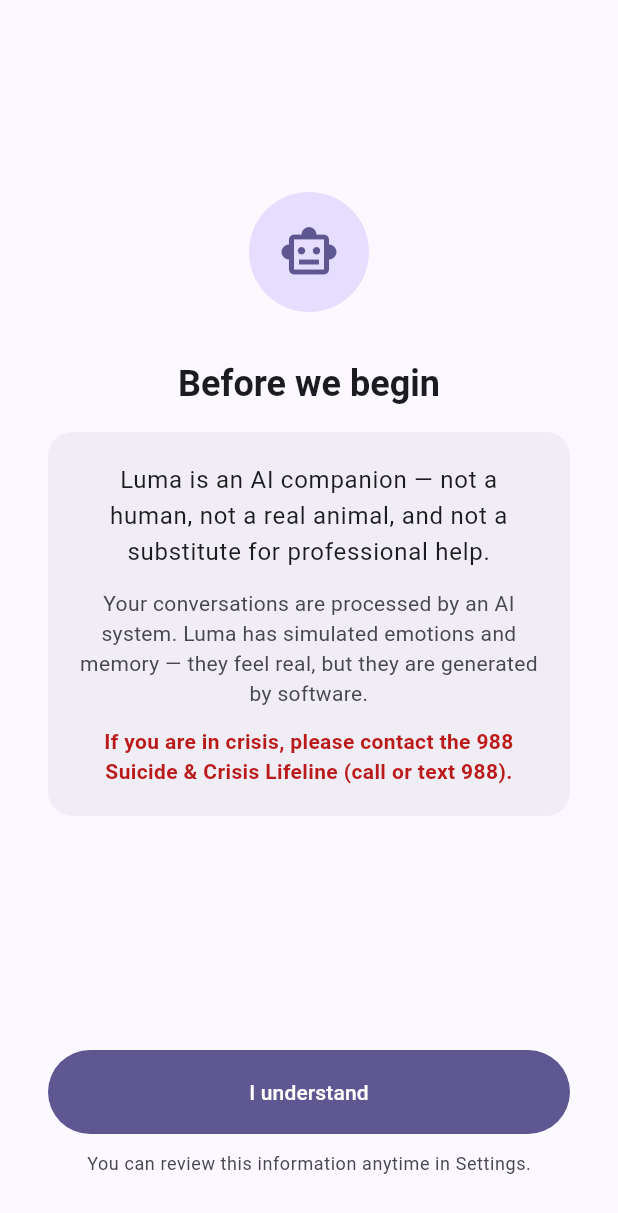
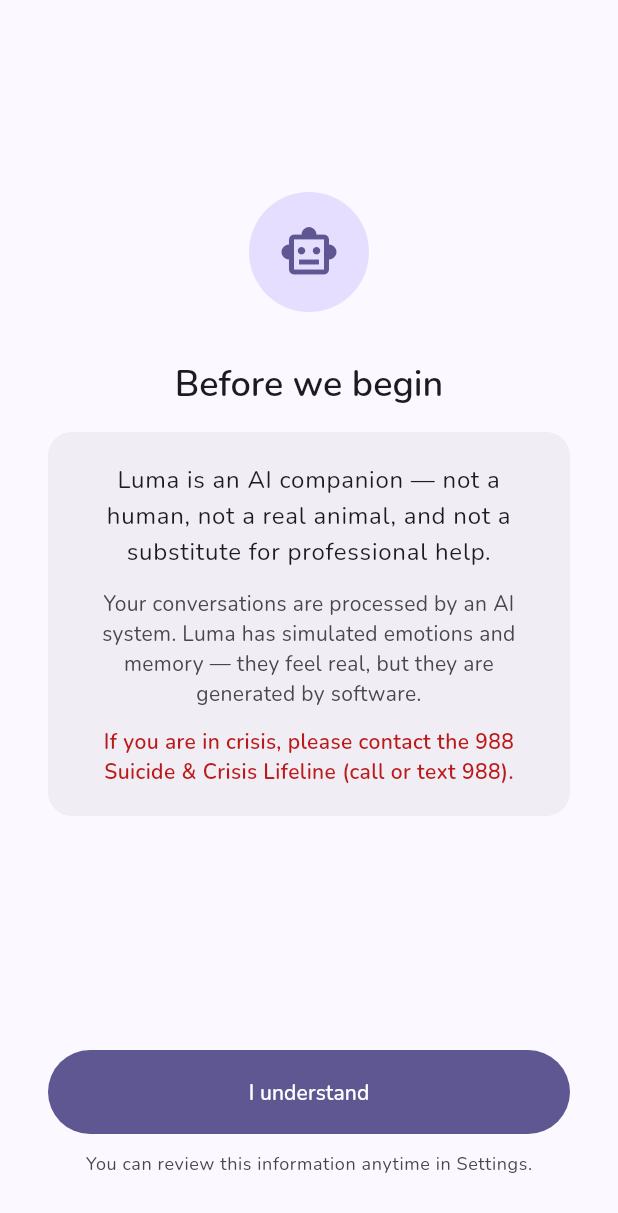
Before and after one commit to AIPetLuma/luma, a Flutter app: the screen it shows after launch, on a phone screen of 412 x 824 dp. Shown: the top 1213 px of the screen. Run offline on Flutter 3.47's test engine with Material 3 defaults, Android fonts, the phone set to English and light mode, and no system bars; drawn by our look-alikes of flutter_animate; our stand-ins replace dio, firebase_core, flutter_local_notifications, flutter_riverpod, flutter_secure_storage, google_fonts and 2 more; missing offline and left inert: mixpanel_flutter, workmanager; accounts and stored records are empty; statements that could not run were skipped.

Commit message:
feat: Phase F — UX enhancements (fonts, animations, Supabase backup, i18n, dark theme)
- Google Fonts: apply Nunito globally via GoogleFonts.nunitoTextTheme
- flutter_animate: entrance animations on onboarding (icon scale, staggered
  cards), name screen (breathing egg), home screen (avatar bounce, fade-in)
- Supabase: BackupService with backup/restore/list, Settings backup button
  (only shown when SUPABASE_URL configured), graceful degradation
- i18n: L10n class + L10nDelegate covering all user-facing strings (en/zh),
  wired into AiDisclosureScreen, HomeScreen, AppRouter loading screen
- Dark theme: custom ColorScheme overrides (deep purple surface, soft
  lavender primary, blue secondary, pink tertiary)

https://claude.ai/code/session_01UeiW9FinZx2tq9ad8ZgkyU

```diff
--- a/app/lib/app.dart
+++ b/app/lib/app.dart
@@ -1,26 +1,67 @@
 import 'package:flutter/material.dart';
+import 'package:flutter_localizations/flutter_localizations.dart';
+import 'package:google_fonts/google_fonts.dart';
 import 'router/app_router.dart';
+import 'shared/l10n.dart';
 
 /// Root widget with Material 3 theming.
 class LumaApp extends StatelessWidget {
   const LumaApp({super.key});
 
+  static const _seed = Color(0xFF6B4EFF);
+
   @override
   Widget build(BuildContext context) {
+    final lightScheme = ColorScheme.fromSeed(
+      seedColor: _seed,
+      brightness: Brightness.light,
+    );
+    final darkScheme = ColorScheme.fromSeed(
+      seedColor: _seed,
+      brightness: Brightness.dark,
+      surface: const Color(0xFF121218),
+      onSurface: const Color(0xFFE4E1E9),
+      surfaceContainerHighest: const Color(0xFF2A2831),
+      primary: const Color(0xFFB8A5FF),
+      onPrimary: const Color(0xFF1E0F47),
+      primaryContainer: const Color(0xFF3D2D6B),
+      secondary: const Color(0xFF9ECAFF),
+      tertiary: const Color(0xFFE8B4F8),
+    );
+
     return MaterialApp(
       title: 'Luma',
       debugShowCheckedModeBanner: false,
-      theme: ThemeData(
-        colorSchemeSeed: const Color(0xFF6B4EFF),
-        useMaterial3: true,
-        brightness: Brightness.light,
-      ),
-      darkTheme: ThemeData(
-        colorSchemeSeed: const Color(0xFF6B4EFF),
-        useMaterial3: true,
-        brightness: Brightness.dark,
-      ),
+      // i18n: English + Chinese
+      supportedLocales: L10n.supportedLocales,
+      localizationsDelegates: const [
+        L10nDelegate(),
+        GlobalMaterialLocalizations.delegate,
+        GlobalWidgetsLocalizations.delegate,
+        GlobalCupertinoLocalizations.delegate,
+      ],
+      theme: _buildTheme(lightScheme, Brightness.light),
+      darkTheme: _buildTheme(darkScheme, Brightness.dark),
       home: const AppRouter(),
     );
   }
+
+  ThemeData _buildTheme(ColorScheme scheme, Brightness brightness) {
+    final base = ThemeData(
+      colorScheme: scheme,
+      useMaterial3: true,
+      brightness: brightness,
+    );
+
+    return base.copyWith(
+      textTheme: GoogleFonts.nunitoTextTheme(base.textTheme),
+      appBarTheme: base.appBarTheme.copyWith(
+        titleTextStyle: GoogleFonts.nunito(
+          fontSize: 20,
+          fontWeight: FontWeight.w600,
+          color: scheme.onSurface,
+        ),
+      ),
+    );
+  }
 }
--- a/app/lib/features/onboarding/ai_disclosure_screen.dart
+++ b/app/lib/features/onboarding/ai_disclosure_screen.dart
@@ -1,6 +1,8 @@
 import 'package:flutter/material.dart';
+import 'package:flutter_animate/flutter_animate.dart';
 import '../../core/safety/audit_logger.dart';
 import '../../data/remote/analytics_client.dart';
+import '../../shared/l10n.dart';
 
 /// First screen every user sees — legally required AI identity disclosure.
 ///
@@ -14,6 +16,7 @@ class AiDisclosureScreen extends StatelessWidget {
   @override
   Widget build(BuildContext context) {
     final theme = Theme.of(context);
+    final t = L10n.of(context);
 
     return Scaffold(
       body: SafeArea(
@@ -36,16 +39,22 @@ class AiDisclosureScreen extends StatelessWidget {
                   size: 40,
                   color: theme.colorScheme.primary,
                 ),
-              ),
+              )
+                  .animate()
+                  .fadeIn(duration: 600.ms)
+                  .scale(begin: const Offset(0.8, 0.8), duration: 600.ms),
               const SizedBox(height: 32),
 
               // Title
               Text(
-                'Before we begin',
+                t.beforeWeBegin,
                 style: theme.textTheme.headlineSmall?.copyWith(
                   fontWeight: FontWeight.w600,
                 ),
-              ),
+              )
+                  .animate()
+                  .fadeIn(delay: 200.ms, duration: 500.ms)
+                  .slideY(begin: 0.2, end: 0, delay: 200.ms, duration: 500.ms),
               const SizedBox(height: 16),
 
               // Disclosure text
@@ -59,17 +68,13 @@ class AiDisclosureScreen extends StatelessWidget {
                 child: Column(
                   children: [
                     Text(
-                      'Luma is an AI companion — not a human, '
-                      'not a real animal, and not a substitute for '
-                      'professional help.',
+                      t.disclosureMain,
                       style: theme.textTheme.bodyLarge,
                       textAlign: TextAlign.center,
                     ),
                     const SizedBox(height: 12),
                     Text(
-                      'Your conversations are processed by an AI system. '
-                      'Luma has simulated emotions and memory — they feel '
-                      'real, but they are generated by software.',
+                      t.disclosureDetail,
                       style: theme.textTheme.bodyMedium?.copyWith(
                         color: theme.colorScheme.onSurfaceVariant,
                       ),
@@ -77,8 +82,7 @@ class AiDisclosureScreen extends StatelessWidget {
                     ),
                     const SizedBox(height: 12),
                     Text(
-                      'If you are in crisis, please contact the '
-                      '988 Suicide & Crisis Lifeline (call or text 988).',
+                      t.disclosureCrisis,
                       style: theme.textTheme.bodyMedium?.copyWith(
                         fontWeight: FontWeight.w600,
                         color: theme.colorScheme.error,
@@ -87,11 +91,16 @@ class AiDisclosureScreen extends StatelessWidget {
                     ),
                   ],
                 ),
-              ),
+              )
+                  .animate()
+                  .fadeIn(delay: 400.ms, duration: 500.ms)
+                  .slideY(begin: 0.15, end: 0, delay: 400.ms, duration: 500.ms),
 
               const Spacer(flex: 3),
 
               // Accept button
+              Column(
+                children: [
                   SizedBox(
                     width: double.infinity,
                     height: 56,
@@ -104,16 +113,20 @@ class AiDisclosureScreen extends StatelessWidget {
                             .aiDisclosureShown(location: 'onboarding');
                         onAccepted();
                       },
-                  child: const Text('I understand'),
+                      child: Text(t.iUnderstand),
                     ),
                   ),
                   const SizedBox(height: 12),
                   Text(
-                'You can review this information anytime in Settings.',
+                    t.reviewInSettings,
                     style: theme.textTheme.bodySmall?.copyWith(
                       color: theme.colorScheme.onSurfaceVariant,
                     ),
                   ),
+                ],
+              )
+                  .animate()
+                  .fadeIn(delay: 700.ms, duration: 500.ms),
               const SizedBox(height: 16),
             ],
           ),
--- a/app/lib/router/app_router.dart
+++ b/app/lib/router/app_router.dart
@@ -12,6 +12,7 @@ import '../core/identity/pet_identity.dart';
 import '../data/local/secure_storage.dart';
 import '../data/remote/analytics_client.dart';
 import '../shared/constants.dart';
+import '../shared/l10n.dart';
 import '../features/chat/chat_controller.dart' as ctrl;
 
 /// Top-level router that decides which screen to show based on app state.
@@ -258,7 +259,7 @@ class _LoadingScreen extends StatelessWidget {
             const CircularProgressIndicator(),
             const SizedBox(height: 16),
             Text(
-              'Luma is waking up...',
+              L10n.of(context).loading,
               style: Theme.of(context).textTheme.bodyLarge,
             ),
           ],
--- /dev/null
+++ b/app/lib/shared/l10n.dart
@@ -0,0 +1,141 @@
+import 'package:flutter/material.dart';
+
+/// Simple i18n for Luma — English (default) and Chinese.
+///
+/// Usage:
+///   L10n.of(context).appName  → "Luma"
+///   L10n.of(context).iUnderstand → "I understand" / "我了解"
+class L10n {
+  final Locale locale;
+
+  L10n(this.locale);
+
+  static L10n of(BuildContext context) {
+    return Localizations.of<L10n>(context, L10n) ?? L10n(const Locale('en'));
+  }
+
+  static const supportedLocales = [Locale('en'), Locale('zh')];
+
+  bool get _isZh => locale.languageCode == 'zh';
+
+  // ── App ──
+  String get appName => 'Luma';
+  String get loading => _isZh ? 'Luma 正在苏醒…' : 'Luma is waking up...';
+
+  // ── Onboarding: Disclosure ──
+  String get beforeWeBegin => _isZh ? '在开始之前' : 'Before we begin';
+  String get iUnderstand => _isZh ? '我了解' : 'I understand';
+  String get disclosureMain => _isZh
+      ? 'Luma 是一个 AI 伙伴 — 不是人类，不是真实动物，也不能替代专业帮助。'
+      : 'Luma is an AI companion — not a human, not a real animal, '
+          'and not a substitute for professional help.';
+  String get disclosureDetail => _isZh
+      ? '你的对话由 AI 系统处理。Luma 有模拟的情绪和记忆 — 感觉很真实，但都是软件生成的。'
+      : 'Your conversations are processed by an AI system. '
+          'Luma has simulated emotions and memory — they feel '
+          'real, but they are generated by software.';
+  String get disclosureCrisis => _isZh
+      ? '如果你正处于危机中，请联系 988 自杀和危机生命线（拨打或发短信 988）。'
+      : 'If you are in crisis, please contact the '
+          '988 Suicide & Crisis Lifeline (call or text 988).';
+  String get reviewInSettings =>
+      _isZh ? '你可以随时在设置中查看此信息。' : 'You can review this information anytime in Settings.';
+
+  // ── Onboarding: Birth ──
+  String get choosePersonality => _isZh ? '选择性格' : 'Choose a personality';
+  String get personalityHint => _isZh
+      ? '每只 Luma 都是独特的。选一个起始性格 — 随着相处它会逐渐改变。'
+      : 'Every Luma is unique. Pick a starting personality — '
+          'it will evolve as you spend time together.';
+  String get surpriseMe => _isZh ? '随机' : 'Surprise me';
+  String get surpriseDescription =>
+      _isZh ? '完全随机的性格 — 谁知道呢！' : 'A completely random personality — who knows!';
+  String get continueButton => _isZh ? '继续' : 'Continue';
+
+  // ── Onboarding: Name ──
+  String get nameYourLuma => _isZh ? '给你的 Luma 取名' : 'Name your Luma';
+  String get whatWillYouCall =>
+      _isZh ? '你想叫你的伙伴什么？' : 'What will you call your companion?';
+  String get chooseCarefully =>
+      _isZh ? '慎重选择 — 这个名字是它身份的一部分。' : "Choose carefully — this name is part of who they are.";
+  String get typeAName => _isZh ? '输入名字…' : 'Type a name...';
+  String get bringToLife => _isZh ? '赋予生命' : 'Bring to life';
+
+  // ── Home ──
+  String day(int n) => _isZh ? '第 $n 天' : 'Day $n';
+  String get talk => _isZh ? '聊天' : 'Talk';
+  String diary(int count) => _isZh ? '日记 ($count)' : 'Diary ($count)';
+
+  // ── Home: Emotion labels ──
+  String emotionText(String label) => _isZh
+      ? switch (label) {
+          'excited' => '兴奋！',
+          'content' => '满足',
+          'curious' => '好奇',
+          'calm' => '平静',
+          'anxious' => '有些焦虑',
+          'melancholy' => '心情低落…',
+          'withdrawn' => '需要空间',
+          _ => '还不错',
+        }
+      : switch (label) {
+          'excited' => 'Feeling excited!',
+          'content' => 'Feeling content',
+          'curious' => 'Feeling curious',
+          'calm' => 'Feeling calm',
+          'anxious' => 'Feeling a bit anxious',
+          'melancholy' => 'Feeling low...',
+          'withdrawn' => 'Needs some space',
+          _ => 'Feeling okay',
+        };
+
+  // ── Chat ──
+  String get sayHello => _isZh ? '跟你的 Luma 打个招呼吧' : 'Say hello to your Luma';
+  String get disclosureReminder => _isZh
+      ? '提醒：Luma 是 AI 伙伴，不是人类或真实动物。'
+      : 'Reminder: Luma is an AI companion, not a human or real animal.';
+
+  // ── Settings ──
+  String get settings => _isZh ? '设置' : 'Settings';
+  String get yourLuma => _isZh ? '你的 Luma' : 'Your Luma';
+  String get trustScore => _isZh ? '信任分数' : 'Trust score';
+  String get totalInteractions => _isZh ? '总互动次数' : 'Total interactions';
+  String get aboutLuma => _isZh ? '关于 Luma' : 'About Luma';
+  String get aiDisclosure => _isZh ? 'AI 披露' : 'AI Disclosure';
+  String get crisisResources => _isZh ? '危机资源' : 'Crisis resources';
+  String get apiKey => _isZh ? 'API 密钥' : 'API key';
+  String get dataPrivacy => _isZh ? '数据与隐私' : 'Data & privacy';
+  String get dataLocal =>
+      _isZh ? '所有数据保存在你的设备上' : 'All data stays on your device';
+  String get noCloudBackup =>
+      _isZh ? '当前版本没有云备份' : 'No cloud backup in this version';
+  String get resetPet => _isZh ? '重置宠物' : 'Reset pet';
+  String get resetConfirmTitle => _isZh ? '重置宠物？' : 'Reset pet?';
+  String get resetConfirmBody => _isZh
+      ? '这将永久删除你的 Luma 和所有对话记录。此操作不可撤销。'
+      : 'This will permanently delete your Luma and all conversation '
+          'history. This action cannot be undone.';
+  String get cancel => _isZh ? '取消' : 'Cancel';
+  String get reset => _isZh ? '重置' : 'Reset';
+  String get saveApiKey => _isZh ? '保存 API 密钥' : 'Save API key';
+  String get saved => _isZh ? '已保存' : 'Saved';
+
+  // ── Crisis card ──
+  String get crisisSupport => _isZh ? '危机支持' : 'Crisis Support';
+  String get youAreNotAlone => _isZh ? '你不是一个人' : 'You are not alone';
+}
+
+/// Delegate for the [L10n] localizations.
+class L10nDelegate extends LocalizationsDelegate<L10n> {
+  const L10nDelegate();
+
+  @override
+  bool isSupported(Locale locale) =>
+      ['en', 'zh'].contains(locale.languageCode);
+
+  @override
+  Future<L10n> load(Locale locale) async => L10n(locale);
+
+  @override
+  bool shouldReload(L10nDelegate old) => false;
+}
--- a/app/pubspec.yaml
+++ b/app/pubspec.yaml
@@ -8,6 +8,8 @@ environment:
 
 dependencies:
   flutter:
+    sdk: flutter
+  flutter_localizations:
     sdk: flutter
 
   # Database
```
Also changed, not shown: app/lib/data/remote/backup_service.dart (added, +89 -0 lines), app/lib/features/home/home_screen.dart (+22 -22 lines), app/lib/features/onboarding/birth_screen.dart (+25 -6 lines), app/lib/features/onboarding/name_screen.dart (+9 -2 lines), app/lib/features/settings/settings_screen.dart (+69 -1 lines), app/lib/main.dart (+6 -3 lines), 1 other file. Lines whose indentation alone changed are shown as unchanged.
